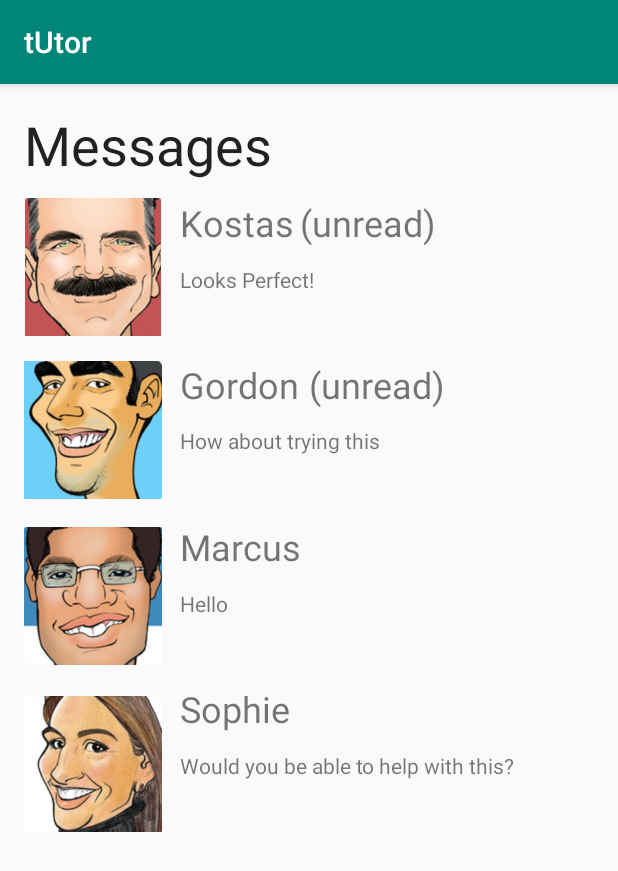
After one commit to LexuLexu/CS991_Mobile_Application_Development_Group_Project_Repository, an Android app: the messageActivity screen opened directly, with no data from a screen before it, on a phone screen of 412 x 824 dp. The commit adds this screen. Shown: the top 871 px of the screen. Run offline under Robolectric (Android 15) with nearby library versions, the phone set to English and light mode, and no system bars.

Commit message:
message page

```diff
--- a/app/src/main/AndroidManifest.xml
+++ b/app/src/main/AndroidManifest.xml
@@ -9,7 +9,8 @@
         android:roundIcon="@mipmap/ic_launcher_round"
         android:supportsRtl="true"
         android:theme="@style/AppTheme">
-        <activity android:name=".feedbackActivity"></activity>
+        <activity android:name=".messageActivity"></activity>
+        <activity android:name=".feedbackActivity" />
         <activity android:name=".GroupChatActivity" />
         <activity android:name=".NotificationsActivity" />
         <activity
--- a/app/src/main/java/com/example/tutorprototype1/MainPageActivity.java
+++ b/app/src/main/java/com/example/tutorprototype1/MainPageActivity.java
@@ -61,4 +61,13 @@ public class MainPageActivity extends AppCompatActivity {
     }
 
 
+    //message activity code
+
+    public void message_action(View view) {
+
+        Intent messagesListIntent = new Intent(MainPageActivity.this, messageActivity.class);
+        MainPageActivity.this.startActivity(messagesListIntent);
+    }
+
+
 }
--- /dev/null
+++ b/app/src/main/java/com/example/tutorprototype1/messageActivity.java
@@ -0,0 +1,14 @@
+package com.example.tutorprototype1;
+
+import androidx.appcompat.app.AppCompatActivity;
+
+import android.os.Bundle;
+
+public class messageActivity extends AppCompatActivity {
+
+    @Override
+    protected void onCreate(Bundle savedInstanceState) {
+        super.onCreate(savedInstanceState);
+        setContentView(R.layout.activity_message);
+    }
+}
--- a/app/src/main/res/layout/activity_group_chat.xml
+++ b/app/src/main/res/layout/activity_group_chat.xml
@@ -6,4 +6,13 @@
     android:layout_height="match_parent"
     tools:context=".GroupChatActivity">
 
+    <TextView
+        android:id="@+id/textView2"
+        android:layout_width="39dp"
+        android:layout_height="20dp"
+        android:text="@string/app_name"
+        app:layout_constraintBottom_toBottomOf="parent"
+        app:layout_constraintEnd_toEndOf="parent"
+        app:layout_constraintStart_toStartOf="parent"
+        app:layout_constraintTop_toTopOf="parent" />
 </androidx.constraintlayout.widget.ConstraintLayout>
--- a/app/src/main/res/layout/activity_main_page.xml
+++ b/app/src/main/res/layout/activity_main_page.xml
@@ -67,7 +67,7 @@
             android:layout_margin="20dp"
             android:background="@android:color/holo_blue_light"
             android:drawableLeft="@drawable/ic_mail_outline_black_24dp"
-            android:onClick="messagesList_action"
+            android:onClick="message_action"
             android:padding="10dp"
             android:text="Messages "
             android:textColor="#fff"
--- /dev/null
+++ b/app/src/main/res/layout/activity_message.xml
@@ -0,0 +1,183 @@
+<?xml version="1.0" encoding="utf-8"?>
+<androidx.constraintlayout.widget.ConstraintLayout xmlns:android="http://schemas.android.com/apk/res/android"
+    xmlns:app="http://schemas.android.com/apk/res-auto"
+    xmlns:tools="http://schemas.android.com/tools"
+    android:layout_width="match_parent"
+    android:layout_height="match_parent"
+    tools:context=".messageActivity">
+
+    <ImageView
+        android:id="@+id/imageView13"
+        android:layout_width="92dp"
+        android:layout_height="92dp"
+        android:layout_marginStart="16dp"
+        android:layout_marginLeft="16dp"
+        android:layout_marginTop="76dp"
+        android:contentDescription="@string/Kostas"
+        app:layout_constraintStart_toStartOf="parent"
+        app:layout_constraintTop_toTopOf="parent"
+        app:srcCompat="@drawable/kostas_l" />
+
+    <TextView
+        android:id="@+id/textView"
+        android:layout_width="185dp"
+        android:layout_height="53dp"
+        android:layout_marginStart="16dp"
+        android:layout_marginLeft="16dp"
+        android:layout_marginTop="16dp"
+        android:text="@string/Messages"
+        android:textAppearance="@style/TextAppearance.AppCompat.Large"
+        android:textSize="36sp"
+        app:layout_constraintStart_toStartOf="parent"
+        app:layout_constraintTop_toTopOf="parent" />
+
+    <ImageView
+        android:id="@+id/imageView14"
+        android:layout_width="92dp"
+        android:layout_height="93dp"
+        android:layout_marginStart="16dp"
+        android:layout_marginLeft="16dp"
+        android:layout_marginTop="16dp"
+        android:contentDescription="@string/Gordon"
+        app:layout_constraintStart_toStartOf="parent"
+        app:layout_constraintTop_toBottomOf="@+id/imageView13"
+        app:srcCompat="@drawable/gordon_j" />
+
+    <ImageView
+        android:id="@+id/imageView15"
+        android:layout_width="92dp"
+        android:layout_height="96dp"
+        android:layout_marginStart="16dp"
+        android:layout_marginLeft="16dp"
+        android:layout_marginTop="16dp"
+        android:contentDescription="@string/Marcus"
+        app:layout_constraintStart_toStartOf="parent"
+        app:layout_constraintTop_toBottomOf="@+id/imageView14"
+        app:srcCompat="@drawable/marcus_r" />
+
+    <ImageView
+        android:id="@+id/imageView16"
+        android:layout_width="92dp"
+        android:layout_height="96dp"
+        android:layout_marginStart="16dp"
+        android:layout_marginLeft="16dp"
+        android:layout_marginTop="16dp"
+        android:contentDescription="@string/Sophie"
+        app:layout_constraintStart_toStartOf="parent"
+        app:layout_constraintTop_toBottomOf="@+id/imageView15"
+        app:srcCompat="@drawable/sophie_p" />
+
+    <TextView
+        android:id="@+id/textView3"
+        android:layout_width="wrap_content"
+        android:layout_height="wrap_content"
+        android:layout_marginStart="120dp"
+        android:layout_marginLeft="120dp"
+        android:layout_marginTop="76dp"
+        android:text="@string/Kostas"
+        android:textSize="24sp"
+        app:layout_constraintStart_toStartOf="parent"
+        app:layout_constraintTop_toTopOf="parent" />
+
+    <TextView
+        android:id="@+id/textView4"
+        android:layout_width="86dp"
+        android:layout_height="32dp"
+        android:layout_marginStart="120dp"
+        android:layout_marginLeft="120dp"
+        android:layout_marginTop="184dp"
+        android:text="@string/Gordon"
+        android:textSize="24sp"
+        app:layout_constraintStart_toStartOf="parent"
+        app:layout_constraintTop_toTopOf="parent" />
+
+    <TextView
+        android:id="@+id/textView5"
+        android:layout_width="wrap_content"
+        android:layout_height="wrap_content"
+        android:layout_marginStart="120dp"
+        android:layout_marginLeft="120dp"
+        android:layout_marginTop="292dp"
+        android:text="@string/Marcus"
+        android:textSize="24sp"
+        app:layout_constraintStart_toStartOf="parent"
+        app:layout_constraintTop_toTopOf="parent" />
+
+    <TextView
+        android:id="@+id/textView6"
+        android:layout_width="wrap_content"
+        android:layout_height="wrap_content"
+        android:layout_marginStart="120dp"
+        android:layout_marginLeft="120dp"
+        android:layout_marginTop="400dp"
+        android:text="@string/Sophie"
+        android:textSize="24sp"
+        app:layout_constraintStart_toStartOf="parent"
+        app:layout_constraintTop_toTopOf="parent" />
+
+    <TextView
+        android:id="@+id/textView7"
+        android:layout_width="103dp"
+        android:layout_height="37dp"
+        android:layout_marginStart="4dp"
+        android:layout_marginLeft="4dp"
+        android:layout_marginTop="76dp"
+        android:text="@string/Unread"
+        android:textSize="24sp"
+        app:layout_constraintStart_toEndOf="@+id/textView3"
+        app:layout_constraintTop_toTopOf="parent" />
+
+    <TextView
+        android:id="@+id/textView8"
+        android:layout_width="103dp"
+        android:layout_height="37dp"
+        android:layout_marginTop="184dp"
+        android:text="@string/Unread"
+        android:textSize="24sp"
+        app:layout_constraintStart_toEndOf="@+id/textView4"
+        app:layout_constraintTop_toTopOf="parent" />
+
+    <TextView
+        android:id="@+id/textView9"
+        android:layout_width="wrap_content"
+        android:layout_height="wrap_content"
+        android:layout_marginStart="120dp"
+        android:layout_marginLeft="120dp"
+        android:layout_marginTop="12dp"
+        android:text="@string/KostasMessage"
+        app:layout_constraintStart_toStartOf="parent"
+        app:layout_constraintTop_toBottomOf="@+id/textView3" />
+
+    <TextView
+        android:id="@+id/textView10"
+        android:layout_width="wrap_content"
+        android:layout_height="wrap_content"
+        android:layout_marginStart="120dp"
+        android:layout_marginLeft="120dp"
+        android:layout_marginTop="12dp"
+        android:text="@string/GordonMessage"
+        app:layout_constraintStart_toStartOf="parent"
+        app:layout_constraintTop_toBottomOf="@+id/textView4" />
+
+    <TextView
+        android:id="@+id/textView11"
+        android:layout_width="wrap_content"
+        android:layout_height="wrap_content"
+        android:layout_marginStart="120dp"
+        android:layout_marginLeft="120dp"
+        android:layout_marginTop="12dp"
+        android:text="@string/MarcusMessage"
+        app:layout_constraintStart_toStartOf="parent"
+        app:layout_constraintTop_toBottomOf="@+id/textView5" />
+
+    <TextView
+        android:id="@+id/textView12"
+        android:layout_width="wrap_content"
+        android:layout_height="wrap_content"
+        android:layout_marginStart="120dp"
+        android:layout_marginLeft="120dp"
+        android:layout_marginTop="12dp"
+        android:text="@string/SophieMessage"
+        app:layout_constraintStart_toStartOf="parent"
+        app:layout_constraintTop_toBottomOf="@+id/textView6" />
+</androidx.constraintlayout.widget.ConstraintLayout>
--- a/app/src/main/res/values/strings.xml
+++ b/app/src/main/res/values/strings.xml
@@ -200,5 +200,15 @@
     <string name="threestarratings_2">threestarratings_2</string>
     <string name="sophieratings">sophieratings</string>
     <string name="marcusratings">marcusratings</string>
+    <string name="Messages">Messages</string>
+    <string name="Kostas">Kostas</string>
+    <string name="Gordon">Gordon</string>
+    <string name="Sophie">Sophie</string>
+    <string name="Marcus">Marcus</string>
+    <string name="KostasMessage">Looks Perfect!</string>
+    <string name="GordonMessage">How about trying this</string>
+    <string name="SophieMessage">Would you be able to help with this?</string>
+    <string name="MarcusMessage">Hello</string>
+    <string name="Unread">(unread)</string>
 
 </resources>
```
